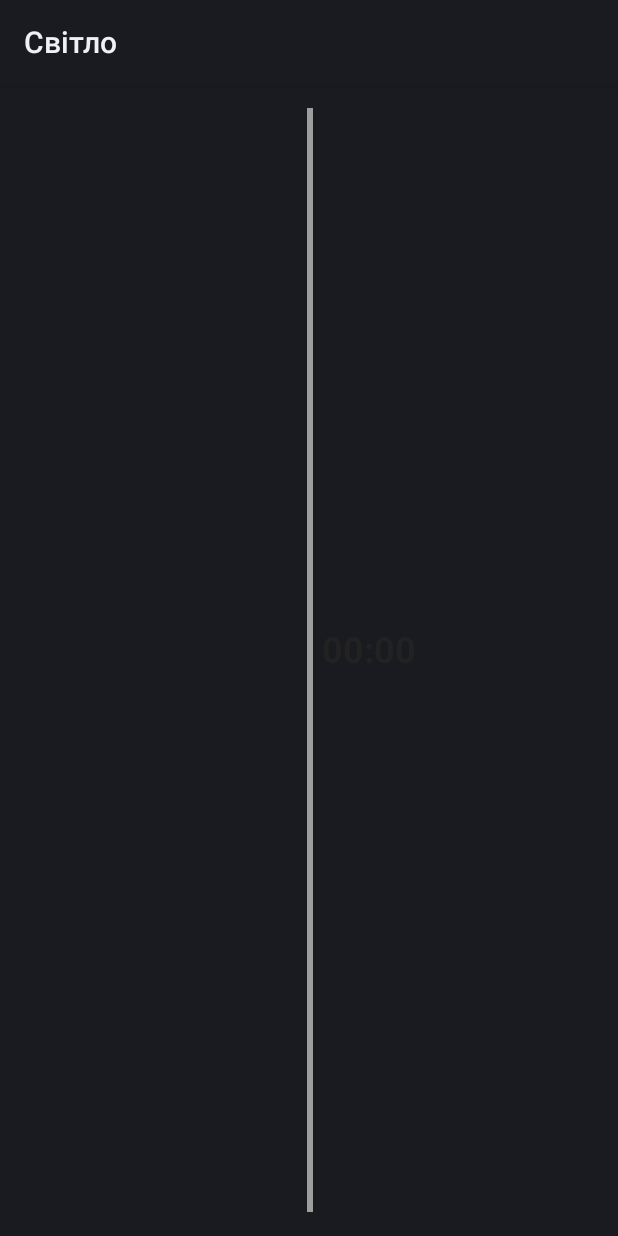
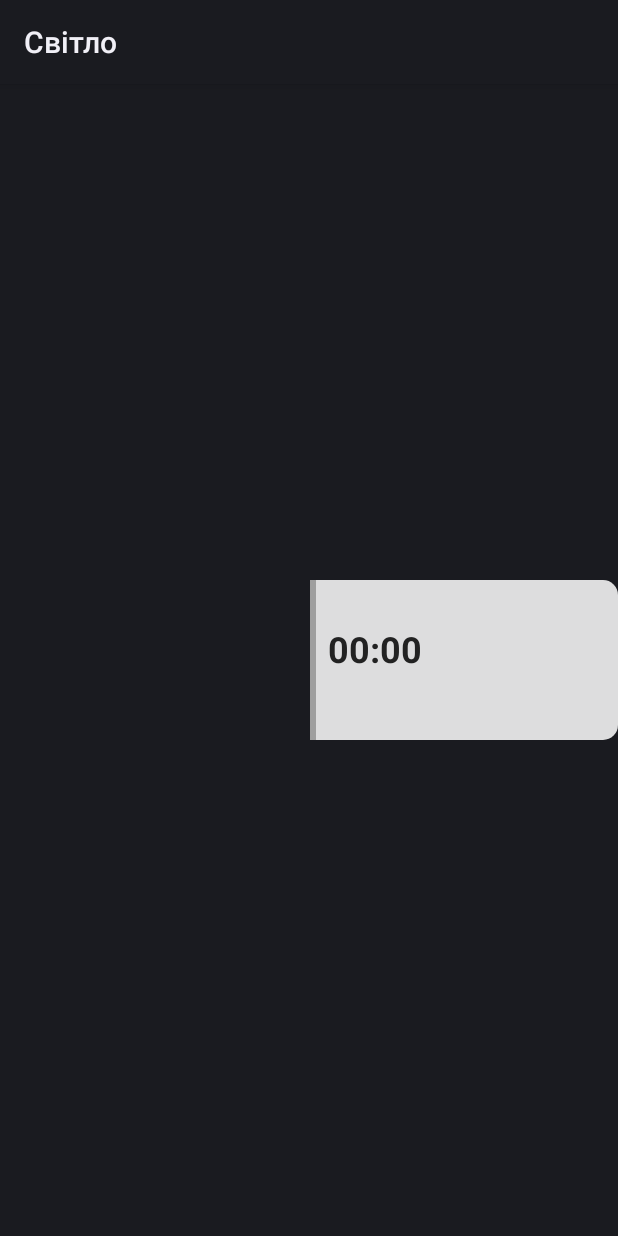
Before and after one commit to rashevskyv/svitlo_if_bot, an Android app: the layout widget.xml on its own in the app's theme, with its tools: preview values and no code run, on a phone screen of 412 x 824 dp. Run offline under Robolectric (Android 15) with nearby library versions, the phone set to English and light mode, and no system bars.

Commit message:
Widget: scrim under text and ring centre, 0:mm:ss countdown
On a photo wallpaper the text and the ring centre could not be read. Both now
sit on a translucent scrim (white in light theme, dark grey in dark theme).
Android Chronometer drops the hours under one hour, so "23:51" looked like a
time of day; it now shows "0:23:51" like the web page. The hand is redrawn
every 5 minutes instead of 10. App version 1.2 (code 3).

Co-Authored-By: Claude Opus 5.5 <noreply@anthropic.com>

```diff
--- a/android/app/build.gradle.kts
+++ b/android/app/build.gradle.kts
@@ -12,8 +12,8 @@ android {
         minSdk = 26
         targetSdk = 35
         // Raise versionCode for every APK put on the VPS: the app offers an update when the server has a higher one.
-        versionCode = 2
-        versionName = "1.1"
+        versionCode = 3
+        versionName = "1.2"
     }
     compileOptions {
         sourceCompatibility = JavaVersion.VERSION_17
--- /dev/null
+++ b/android/app/src/main/res/drawable/scrim.xml
@@ -0,0 +1,5 @@
+<?xml version="1.0" encoding="utf-8"?>
+<shape xmlns:android="http://schemas.android.com/apk/res/android">
+    <solid android:color="@color/scrim" />
+    <corners android:topRightRadius="10dp" android:bottomRightRadius="10dp" />
+</shape>
--- a/android/app/src/main/res/layout/widget.xml
+++ b/android/app/src/main/res/layout/widget.xml
@@ -15,23 +15,30 @@
         android:adjustViewBounds="true"
         android:scaleType="fitCenter" />
 
+    <!-- Card with a scrim: state-colour bar + text. -->
+    <LinearLayout
+        android:layout_width="0dp"
+        android:layout_height="wrap_content"
+        android:layout_weight="1"
+        android:layout_marginStart="2dp"
+        android:background="@drawable/scrim"
+        android:orientation="horizontal">
+
     <!-- ImageView, not View: RemoteViews refuses a plain View. -->
     <ImageView
         android:id="@+id/bar"
         android:layout_width="4dp"
         android:layout_height="match_parent"
-        android:layout_marginStart="2dp"
-        android:layout_marginTop="16dp"
-        android:layout_marginBottom="16dp"
         android:background="#FF9E9E9E" />
 
     <LinearLayout
-        android:layout_width="0dp"
+        android:layout_width="match_parent"
         android:layout_height="wrap_content"
-        android:layout_weight="1"
         android:orientation="vertical"
-        android:paddingStart="6dp"
-        android:paddingEnd="2dp">
+        android:paddingStart="8dp"
+        android:paddingTop="6dp"
+        android:paddingEnd="10dp"
+        android:paddingBottom="6dp">
 
         <TextView
             android:id="@+id/status"
@@ -82,4 +89,5 @@
             android:textSize="12sp"
             android:visibility="gone" />
     </LinearLayout>
+    </LinearLayout>
 </LinearLayout>
--- a/android/app/src/main/res/values-night/colors.xml
+++ b/android/app/src/main/res/values-night/colors.xml
@@ -1,5 +1,6 @@
 <?xml version="1.0" encoding="utf-8"?>
 <resources>
     <color name="fg">#FFEEEEEE</color>
-    <color name="muted">#FF999999</color>
+    <color name="muted">#FFAAAAAA</color>
+    <color name="scrim">#CC202124</color>
 </resources>
--- a/android/app/src/main/res/values/colors.xml
+++ b/android/app/src/main/res/values/colors.xml
@@ -1,5 +1,7 @@
 <?xml version="1.0" encoding="utf-8"?>
 <resources>
     <color name="fg">#FF222222</color>
-    <color name="muted">#FF666666</color>
+    <color name="muted">#FF555555</color>
+    <!-- Scrim under the text and the ring centre, so they read on any wallpaper (same as the "s" variable in widget.html). -->
+    <color name="scrim">#D9FFFFFF</color>
 </resources>
```
Also changed, not shown: android/app/src/main/java/ua/svitlo/widget/RingWidget.kt (+9 -4 lines), 1 other file.
